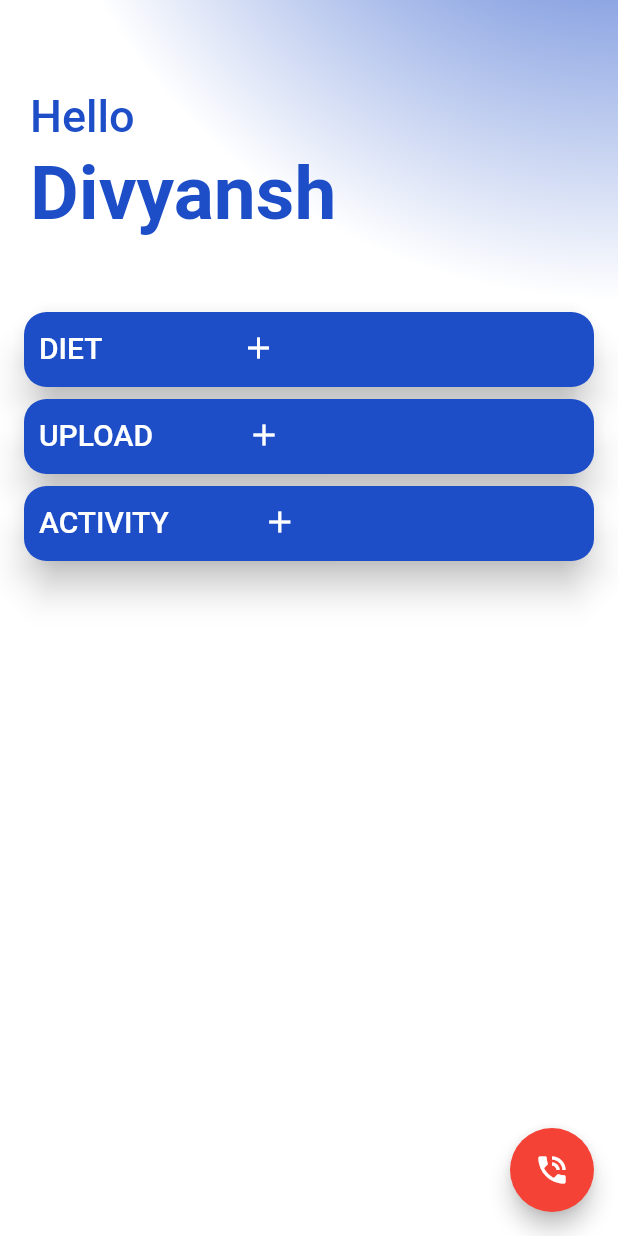
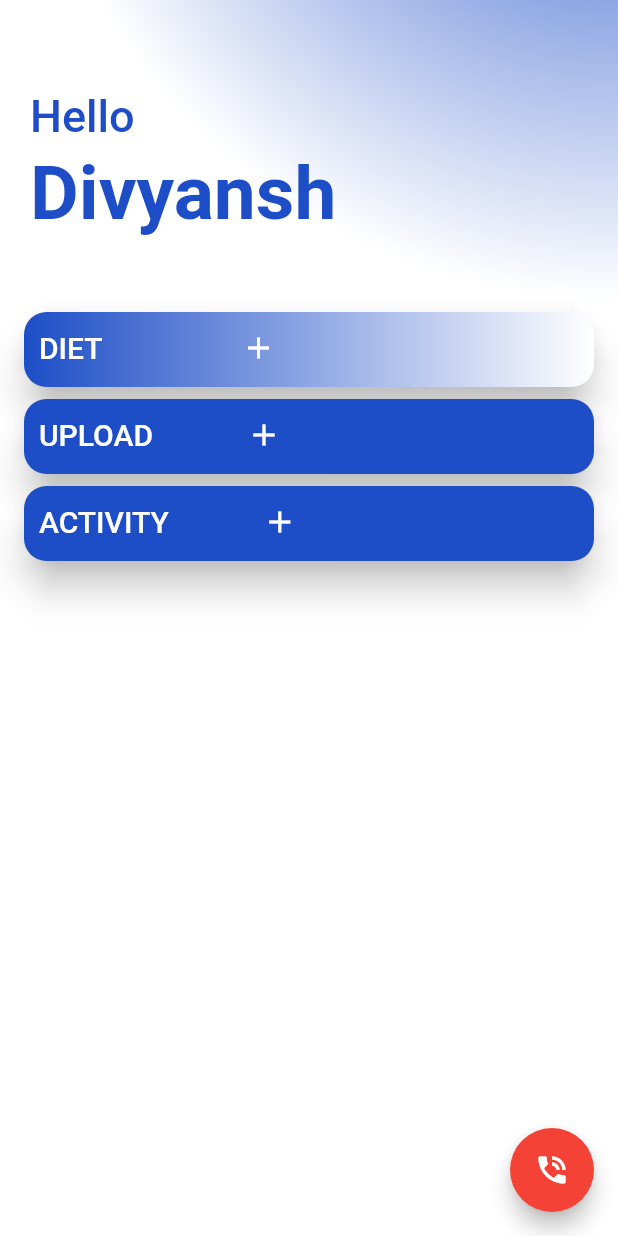
Before and after one commit to AadumKhor/HealthPal, a Flutter app: the HomeScreen screen opened by its route, on a phone screen of 412 x 824 dp. Run offline on Flutter 3.47's test engine with Material 2 defaults, Android fonts, the phone set to English and light mode, and no system bars; missing offline and left inert: flutter_sparkline.

Commit message:
slight changes

```diff
--- a/lib/Screens/homescreen.dart
+++ b/lib/Screens/homescreen.dart
@@ -75,7 +75,18 @@ class _HomeScreenState extends State<HomeScreen>
             margin: EdgeInsets.only(left: 16, right: 16, top: 8),
             child: AnimatedContainer(
               decoration: BoxDecoration(
-                  borderRadius: BorderRadius.circular(15), color: color),
+                  borderRadius: BorderRadius.circular(15),
+                  gradient: LinearGradient(
+                    colors: [
+                      color,
+                      Colors.white
+                    ],
+                    begin: Alignment.centerLeft,
+                    end: Alignment.centerRight,
+                    stops: [0, 10],
+                    tileMode: TileMode.clamp
+                  )
+                ),
               duration: Duration(seconds: 1),
               height: height,
               child: Container(
```
